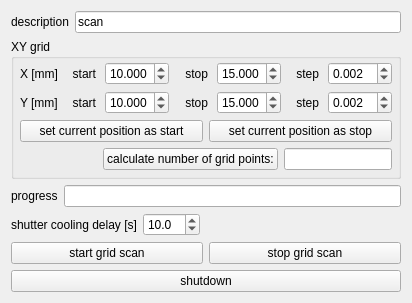
The window that experiments/transistor_laser_scan.ui (dean-nanomol/nanomol) describes before a commit, drawn with Qt 5.
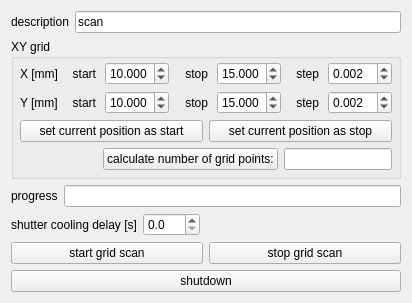
The same window after the commit.

What changed in the file:
```diff
--- a/experiments/transistor_laser_scan.ui
+++ b/experiments/transistor_laser_scan.ui
@@ -381,7 +381,7 @@
         <double>999.000000000000000</double>
        </property>
        <property name="value">
-        <double>10.000000000000000</double>
+        <double>0.000000000000000</double>
        </property>
       </widget>
      </item>
```
